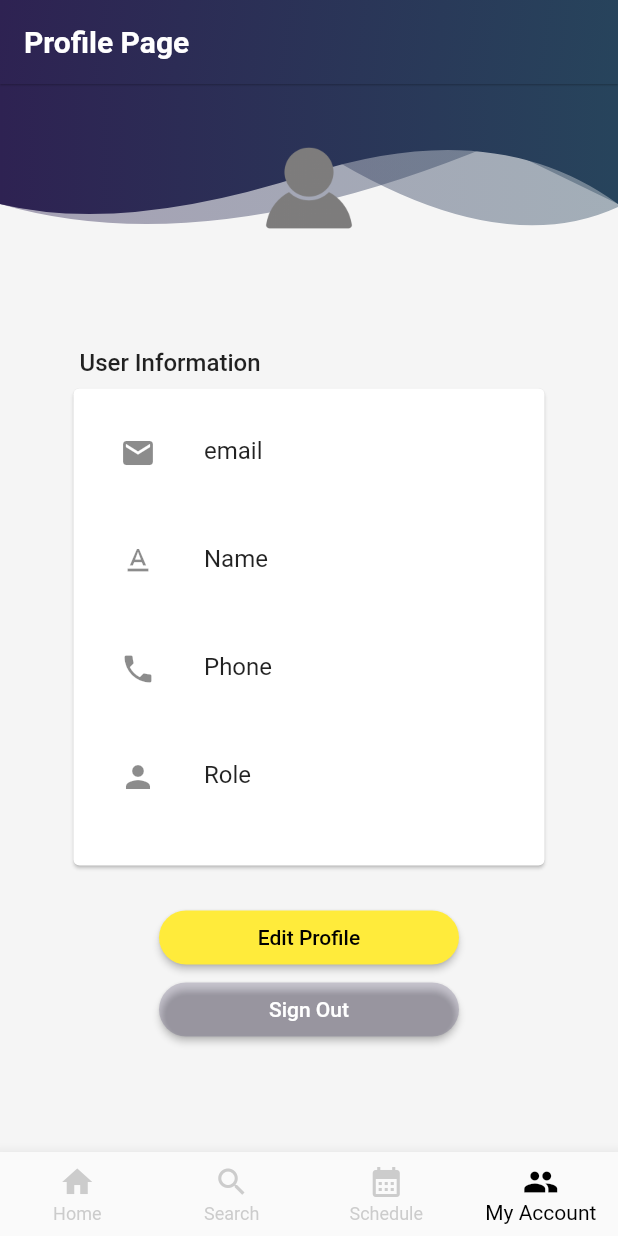
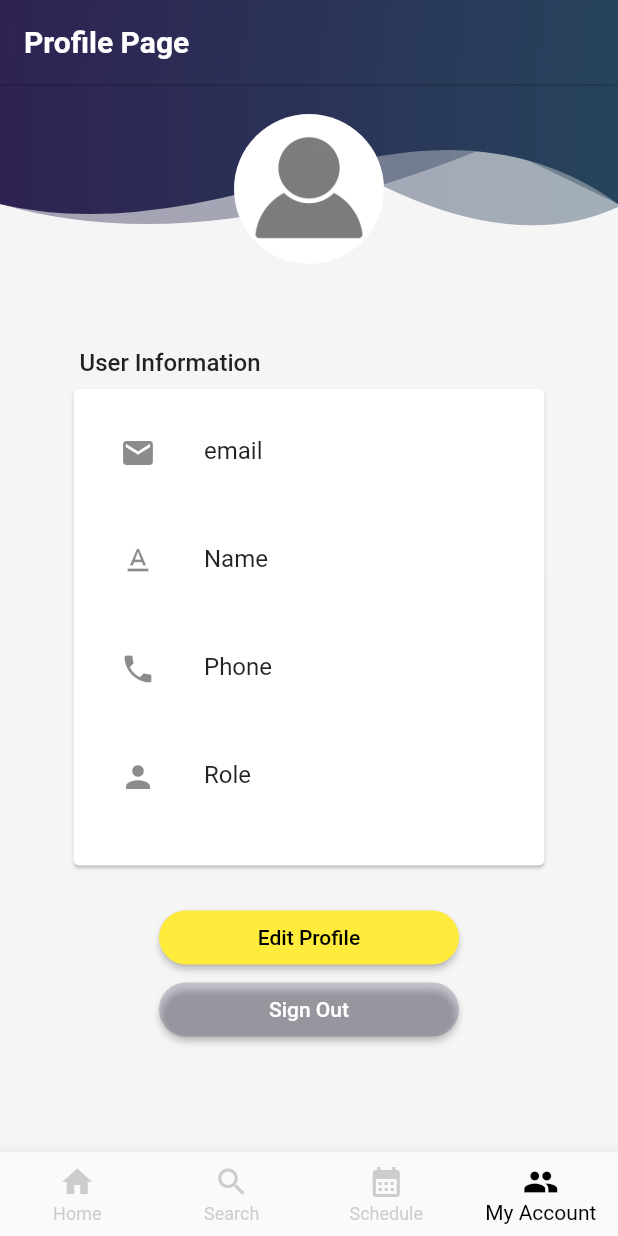
Before and after one commit to yasinthon04/TutorGo-Project, a Flutter app: the screen it shows once a user with an empty profile is signed in, item 4 of the bottom bar chosen, on a phone screen of 412 x 824 dp. Run offline on Flutter 3.47's test engine with Material 2 defaults, Android fonts, the light colour scheme and no system bars; our stand-ins replace cloud_firestore, firebase_auth, firebase_core, firebase_storage, font_awesome_flutter, hexcolor and 1 more; accounts and stored records are empty.

Commit message:
fix account and update_profile desgin

```diff
--- a/lib/pages/navpage/account.dart
+++ b/lib/pages/navpage/account.dart
@@ -58,11 +58,11 @@ class _AccountPageState extends State<AccountPage> {
 
           return Column(
             children: [
-              if (imageName.isNotEmpty)
+              if (imageName.isNotEmpty && Uri.parse(imageName).isAbsolute)
                 ClipOval(
                   child: SizedBox(
-                    width: 80,
-                    height: 80,
+                    width: 100,
+                    height: 100,
                     child: Image.network(
                       imageName,
                       fit: BoxFit.cover,
@@ -72,12 +72,14 @@ class _AccountPageState extends State<AccountPage> {
               else
                 ClipOval(
                   child: SizedBox(
-                    width: 80,
-                    height: 80,
-                    child: Image.asset(
-                      'assets/profile-icon.png',
-                      fit: BoxFit.cover,
-                    ),
+                    width: 100,
+                    height: 100,
+                    child: Container(
+                        color: Colors.white,
+                        child: Image.asset(
+                          'assets/profile-icon.png',
+                          fit: BoxFit.cover,
+                        )),
                   ),
                 ),
               SizedBox(height: 10),
@@ -85,7 +87,6 @@ class _AccountPageState extends State<AccountPage> {
                 '$fname $lname',
                 style: TextStyle(fontSize: 22, fontWeight: FontWeight.bold),
               ),
-              SizedBox(height: 10),
             ],
           );
         });
@@ -208,23 +209,8 @@ class _AccountPageState extends State<AccountPage> {
               padding: EdgeInsets.fromLTRB(10, 0, 10, 0),
               child: Column(
                 children: <Widget>[
-                  // Container(
-                  //   padding: EdgeInsets.all(10),
-                  //   decoration: BoxDecoration(
-                  //     borderRadius: BorderRadius.circular(100),
-                  //     border: Border.all(width: 5, color: Colors.white),
-                  //     color: Colors.white,
-                  //     boxShadow: [
-                  //       BoxShadow(
-                  //         color: Colors.black12,
-                  //         blurRadius: 20,
-                  //         offset: const Offset(5, 5),
-                  //       ),
-                  //     ],
-                  //   ),
-                  // ),
                   SizedBox(
-                    height: 20,
+                    height: 10,
                   ),
                   _userHeadinfo(),
                   SizedBox(
```
Also changed, not shown: lib/pages/navpage/update_profile.dart (+44 -18 lines).
